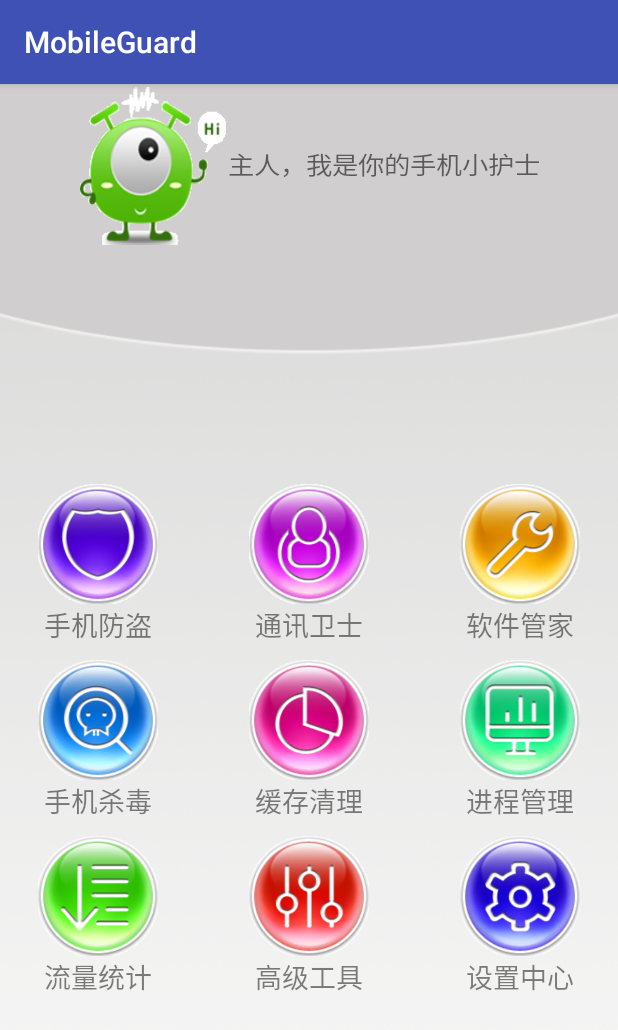
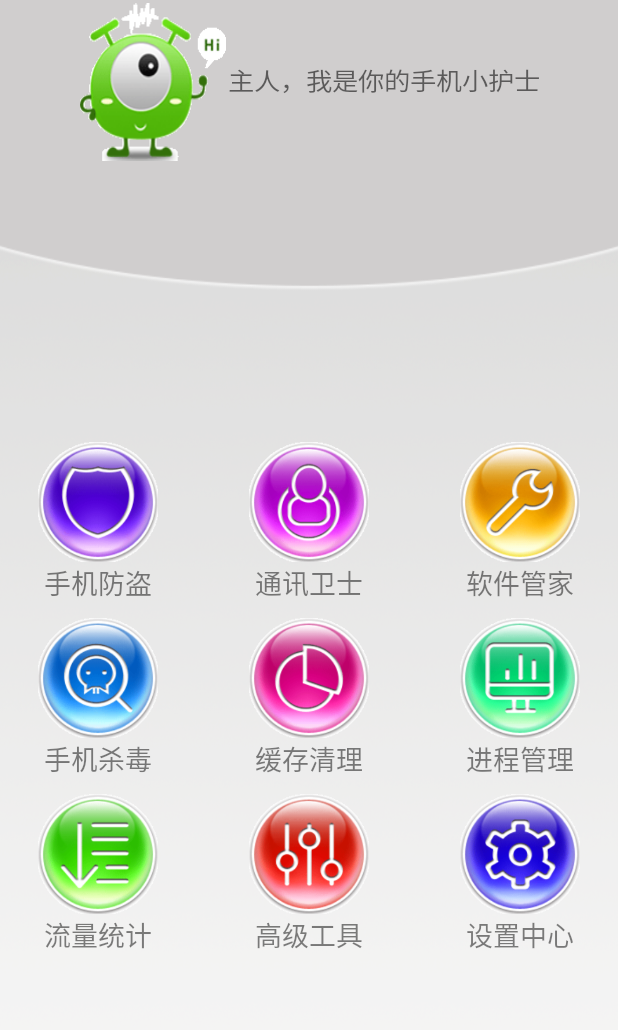
Before and after one commit to zgq07160847/MobileGuard, an Android app: the HomeActivity screen opened directly, with no data from a screen before it, on a phone screen of 412 x 824 dp. Shown: the top 1030 px of the screen. Run offline under Robolectric (Android 15) with nearby library versions, the phone set to English and light mode, and no system bars.

Commit message:
错误解决

```diff
--- a/app/src/main/java/cn/edu/gdmec/android/mobileguard/m1home/HomeActivity.java
+++ b/app/src/main/java/cn/edu/gdmec/android/mobileguard/m1home/HomeActivity.java
@@ -26,7 +26,7 @@ public class HomeActivity extends AppCompatActivity {
     protected void onCreate(Bundle savedInstanceState) {
         super.onCreate(savedInstanceState);
         setContentView(R.layout.activity_home);
-        //getSupportActionBar().hide();
+        getSupportActionBar().hide();
         msharedPreferences = getSharedPreferences("config", MODE_PRIVATE);
         gv_home = (GridView) findViewById(R.id.gv_home);
         gv_home.setAdapter(new HomeAdapter(HomeActivity.this));
--- a/app/src/main/java/cn/edu/gdmec/android/mobileguard/m2theftguard/Setup2Activity.java
+++ b/app/src/main/java/cn/edu/gdmec/android/mobileguard/m2theftguard/Setup2Activity.java
@@ -22,7 +22,7 @@ public class Setup2Activity extends BaseSetUpActivity implements View.OnClickLis
         super.onCreate(savedInstanceState);
         setContentView(R.layout.activity_setup_2);
         ((RadioButton) findViewById(R.id.rb_second)).setChecked(true);
-        mTelephonyManager = (TelephonyManager) getSystemService(TELECOM_SERVICE);
+        mTelephonyManager = (TelephonyManager) getSystemService(TELEPHONY_SERVICE);
         mBindSIMBtn = (Button) findViewById(R.id.btn_bind_sim);
         mBindSIMBtn.setOnClickListener(this);
         if (isBind()){
--- a/app/src/main/res/layout/item_list_contact_select.xml
+++ b/app/src/main/res/layout/item_list_contact_select.xml
@@ -3,9 +3,9 @@
               android:orientation="vertical"
               android:background="#10000000"
               android:layout_width="match_parent"
-              android:layout_height="match_parent">
+              android:layout_height="wrap_content">
 
-    <view
+    <View
         android:id="@+id/view1"
         android:layout_width="60dp"
         android:layout_height="60dp"
```
